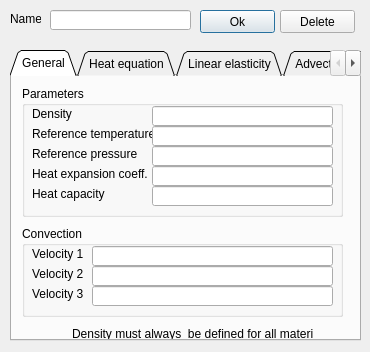
Qt form misc/Mesh3D/forms/matpropertyeditor.ui (tehnick/elmerfem) before a commit.
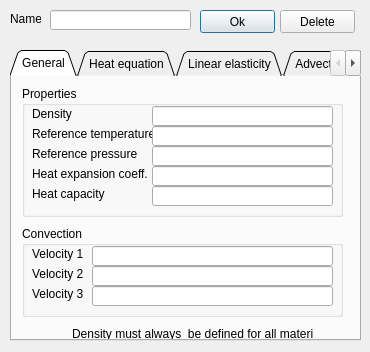
The same form after that commit.

Commit message: Mesh3D: More uniform outlook in ui

The edit to the form file:
```diff
--- a/misc/Mesh3D/forms/matpropertyeditor.ui
+++ b/misc/Mesh3D/forms/matpropertyeditor.ui
@@ -47,7 +47,7 @@
       </rect>
      </property>
      <property name="title" >
-      <string>Parameters</string>
+      <string>Properties</string>
      </property>
      <widget class="QLabel" name="densityLabel" >
       <property name="geometry" >
```
Left out of the diff: 8 changed lines with no effect on the pictures. The commit also changes 2 other files.
